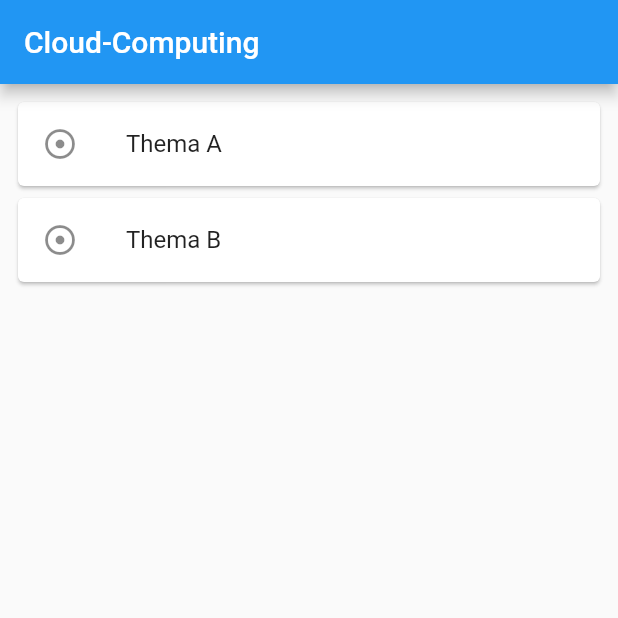
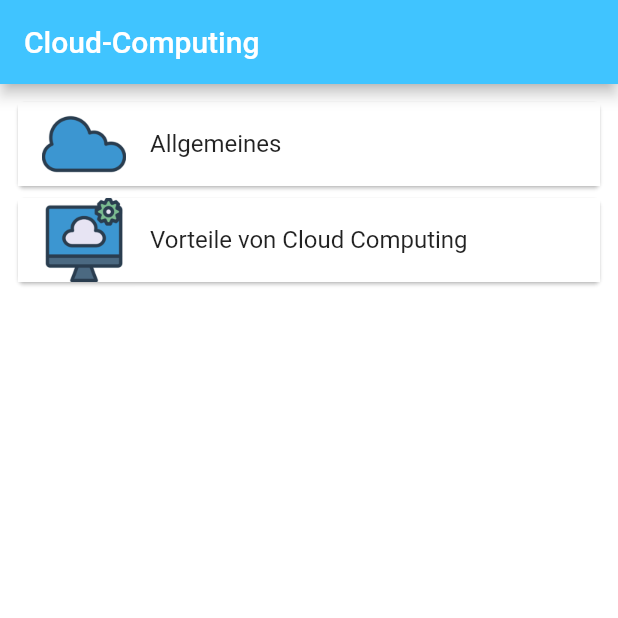
Before and after one commit to shr1mpsy/E-learning-App, a Flutter app: the screen it shows after launch, on a phone screen of 412 x 824 dp, the top half of it. Run offline on Flutter 3.47's test engine with Material 2 defaults, Android fonts, the light colour scheme and no system bars.

Commit message:
Code cleanup, Quiz usage, styled navigation, added pics

```diff
--- a/lib/main.dart
+++ b/lib/main.dart
@@ -9,6 +9,7 @@ class MyApp extends StatefulWidget {
     return MyAppState();
   }
 }
+
 
 class MyAppState extends State<MyApp> {
   // Texte
@@ -35,32 +36,41 @@ class MyAppState extends State<MyApp> {
 
     [
       //1
-      "Entry: B: Die ist Entry B",
+      "Kosten: Beim Cloud Computing fallen keinerlei Investitionskosten für den Erwerb von Hardware und Software oder die Einrichtung und den Betrieb lokaler Rechenzentren an,"
+          " die Serverracks, Stromversorgung und Kühlung rund um die Uhr sowie IT-Experten zur Verwaltung der Infrastruktur erforderlich machen."
+          " Da kommt schnell einiges zusammen.",
       //2
-      "Wie funktioniert die Ablage von Dateien und die Zugriffsverwaltung in der großen Wolke des Internets? "
-          "Welche Probleme können auftreten und wie werden diese gelöst? Wir gehen diesen Fragen auf den Grund und "
-          "stellen Ihnen die wichtigsten Begriffe rund um Cloud Computing anschaulich dar.",
+      "Geschwindigkeit: Da die meisten Cloud Computing-Dienste bedarfsgesteuert und als Self-Service-Angebote bereitgestellt werden,"
+          " lassen sich selbst äußerst große Mengen an Computingressourcen innerhalb weniger Minuten bereitstellen."
+          " Diese Bereitstellung erfolgt üblicherweise mit nur wenigen Mausklicks, sodass Unternehmen von großer Flexibilität profitieren"
+          " und der mit der Kapazitätsplanung einhergehende Druck der Vergangenheit angehört.",
       //3
-      "Unter einer Cloud oder Cloud Computing versteht man die internetbasierte Bereitstellung von Speicherplatz, Rechenleistung oder Anwendungssoftware als Dienstleistung."
-          " Die Nutzung dieser Infrastrukturen erfolgt vorwiegend über Programme auf den zugreifenden Geräten (Clients) sowie über den Webbrowser."
-          " Die Wartung und Pflege der zugrundeliegenden Architektur übernimmt der Anbieter.",
+      "Globale Skalierung: Zu den Vorteilen von Cloud Computing-Diensten zählt u. a. die Möglichkeit einer elastischen Skalierung."
+          " Im Cloudkontext bedeutet das, die richtige Menge an IT-Ressourcen (beispielsweise eine höhere oder niedrigere Rechenleistung, Speicherkapazität oder Bandbreite)"
+          " genau dann bereitzustellen, wenn sie benötigt wird – und zwar vom richtigen geografischen Standort aus.",
       //4
-      "Ursprünglich und seit den 1990er Jahren steht der Begriff “Wolke” (englisch: “Cloud”) in IT-Diagrammen für Teile einer Informationsarchitektur. "
-          "Hiermit werden meist Bereiche beschrieben, in denen Computersysteme wie Desktop-Rechner, "
-          "Server und beispielsweise Smartphones auf nicht näher definierte Weise Daten untereinander austauschen. Die Analogie zu der Wolke leitet sich dadurch ab, "
-          "dass es für den Anwender gleichgültig und gewissermaßen “verschleiert” ist, auf welchem konkreten Rechner und mit welcher zugrundeliegenden Hardware die Daten abgelegt sind"
+      "Produktivität: Lokale Rechenzentren gehen typischerweise mit einem erheblichen Einrichtungs- und Verwaltungsaufwand einher."
+          " Dazu zählen z.B. die Einrichtung von Hardware, das Aufspielen von Softwarepatches und andere zeitaufwändige IT-Verwaltungsaufgaben."
+          " Beim Cloud Computing müssen viele dieser Aufgaben nicht länger ausgeführt werden, sodass sich IT-Teams auf wichtigere Unternehmensziele konzentrieren können."
     ],
 
   ];
 
-  final List<String> entries = <String>['A', 'B'];
-  Map values= {'A':0, 'B':1};
-  //for(var item in entries; counter++){}
+  final List<String> entries = <String>['Allgemeines', 'Vorteile von Cloud Computing'];
+  Map values= {'Allgemeines': 0, 'Vorteile von Cloud Computing': 1};
+  /*void addValues(){
+    int counter = 0;
+    for(var item in entries){
+      values[item] = counter;
+      counter++;
+    }
+  }*/
 
   var index = 0;
   bool isOverview = false;
   var entryIndex = 0;
   String key;
+  List<String> assets = ["assets/cloud.jpg", "assets/cloud2.jpg"];
 
   int qindex = 0;
   int qtotalScore = 0;
@@ -125,8 +135,10 @@ class MyAppState extends State<MyApp> {
     if (!isOverview) {
       return MaterialApp(
         home: Scaffold(
+          backgroundColor: Colors.white,
           appBar: AppBar(
             title: Text("Cloud-Computing"),
+            backgroundColor: Colors.lightBlueAccent,
           ),
           body: ListView.builder(
               padding: const EdgeInsets.all(8),
@@ -138,8 +150,9 @@ class MyAppState extends State<MyApp> {
                         key = entries[index];
                         toContent();
                       },
-                      title: Text('Thema ${entries[index]}'),
-                      leading: Icon(Icons.adjust_rounded),
+                      tileColor: Colors.white,
+                      title: Text('${entries[index]}'),
+                      leading: Image.asset(assets[index]),
                     )
                 );
               }),
@@ -150,10 +163,12 @@ class MyAppState extends State<MyApp> {
     if (isOverview) {
       return MaterialApp(
         home: Scaffold(
+          backgroundColor: Colors.white,
             appBar: AppBar(
               title: Text("Cloud-Computing"),
+              backgroundColor: Colors.lightBlueAccent,
             ),
-            body: index < 4
+            body: index < text[entryIndex].length
                 ? Column(
                     children: <Widget>[
                       Text(text[entryIndex][index]),
@@ -171,7 +186,7 @@ class MyAppState extends State<MyApp> {
                   )
                 : Column(
                     children: <Widget>[
-                      Quiz(qindex, qtotalScore, reset, antwort),
+                      Quiz(qindex, qtotalScore, reset, antwort, entryIndex),
                       FlatButton(
                           onPressed: nm, child: Text("Lektion neu starten")),
                       FlatButton(
--- a/pubspec.yaml
+++ b/pubspec.yaml
@@ -49,6 +49,10 @@ flutter:
   #   - images/a_dot_burr.jpeg
   #   - images/a_dot_ham.jpeg
 
+  assets:
+    - assets/cloud.jpg
+    - assets/cloud2.jpg
+
   # An image asset can refer to one or more resolution-specific "variants", see
   # https://flutter.dev/assets-and-images/#resolution-aware.
 
```
Also changed, not shown: lib/Quiz.dart (+44 -5 lines), lib/result.dart (+5 -3 lines), lib/underquiz.dart (+5 -3 lines), assets/cloud.jpg (added), assets/cloud2.jpg (added).
